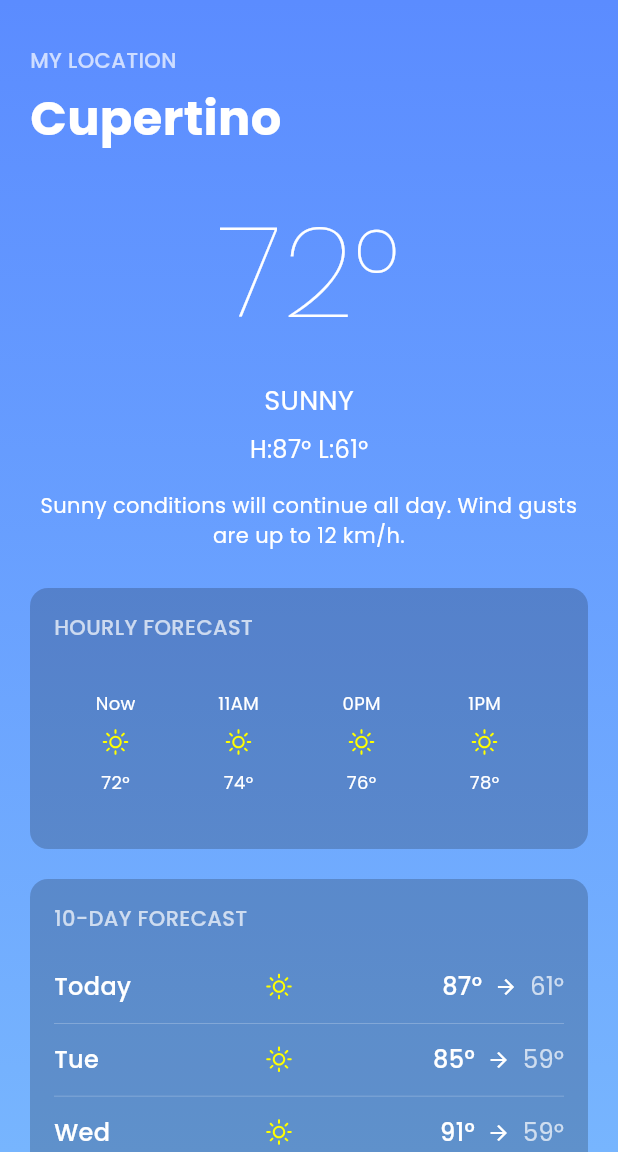
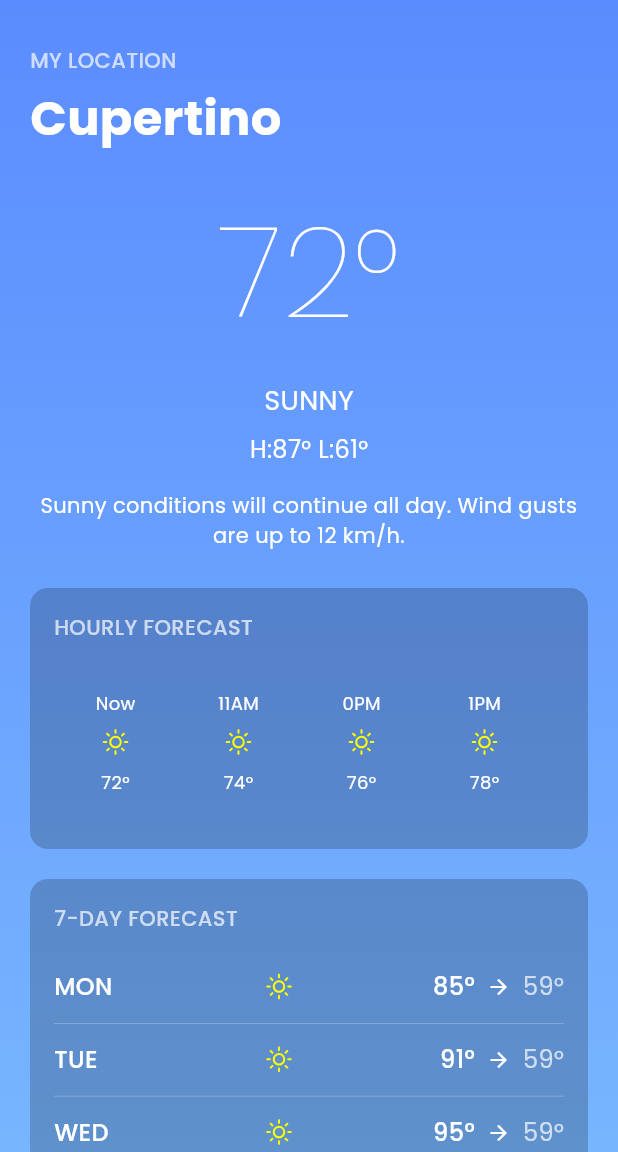
Before and after one commit to hassanbuilds/weather_track, a Flutter app: the screen it shows after launch, on a phone screen of 412 x 824 dp, the part 84-1236 px from its top. Run offline on Flutter 3.47's test engine with Material 3 defaults, Android fonts, the phone set to English and light mode, and no system bars; our stand-ins replace google_fonts, weather_icons; network calls fail.

Commit message:
10-DAY FORECAST TO 7-DAY FORECAST

```diff
--- a/lib/weather_screen.dart
+++ b/lib/weather_screen.dart
@@ -27,27 +27,16 @@
     getWeatherData();
   }
 
-  List<Map<String, dynamic>> _getNextTenDays() {
-    // Create a list of 10 days with Today + next 9 days
-    List<String> dayNames = [
-      'Today',
-      'Tue',
-      'Wed',
-      'Thu',
-      'Fri',
-      'Sat',
-      'Sun',
-      'Mon',
-      'Tue',
-      'Wed',
-    ];
+  List<Map<String, dynamic>> _getNextSevenDays() {
+    // Create a list of 7 days of the week
+    List<String> dayNames = ['MON', 'TUE', 'WED', 'THU', 'FRI', 'SAT', 'SUN'];
 
-    // Temperature data matching your screenshot
-    List<int> lowTemps = [61, 59, 59, 63, 65, 67, 69, 71, 73, 75];
-    List<int> highTemps = [87, 85, 91, 95, 93, 91, 89, 87, 85, 83];
+    // Temperature data
+    List<int> lowTemps = [59, 59, 59, 63, 65, 67, 69];
+    List<int> highTemps = [85, 91, 95, 93, 91, 89, 87];
 
     List<Map<String, dynamic>> days = [];
-    for (int i = 0; i < 10; i++) {
+    for (int i = 0; i < 7; i++) {
       days.add({
         'day': dayNames[i],
         'low': lowTemps[i],
@@ -76,8 +65,8 @@
           currentWeather = data['list'][0];
           hourlyForecast = data['list'].sublist(0, 6);
 
-          // Get 10 days for the forecast
-          dailyForecast = _getNextTenDays();
+          // Get 7 days for the forecast
+          dailyForecast = _getNextSevenDays();
         });
       } else {
         debugPrint("Error fetching weather: Status Code ${res.statusCode}");
@@ -109,8 +98,8 @@
             },
           );
 
-          // Get 10 days for the forecast
-          dailyForecast = _getNextTenDays();
+          // Get 7 days for the forecast
+          dailyForecast = _getNextSevenDays();
         });
       }
     } catch (e) {
@@ -142,8 +131,8 @@
           },
         );
 
-        // Get 10 days for the forecast
-        dailyForecast = _getNextTenDays();
+        // Get 7 days for the forecast
+        dailyForecast = _getNextSevenDays();
       });
     }
   }
@@ -370,7 +359,7 @@
                 ),
                 const SizedBox(height: 20),
 
-                // 10-Day Forecast section with dark background
+                // 7-Day Forecast section with dark background
                 Container(
                   decoration: BoxDecoration(
                     color: Colors.black.withOpacity(0.2),
@@ -381,7 +370,7 @@
                     crossAxisAlignment: CrossAxisAlignment.start,
                     children: [
                       const Text(
-                        '10-DAY FORECAST',
+                        '7-DAY FORECAST',
                         style: TextStyle(
                           fontSize: 14,
                           color: Colors.white70,
```
